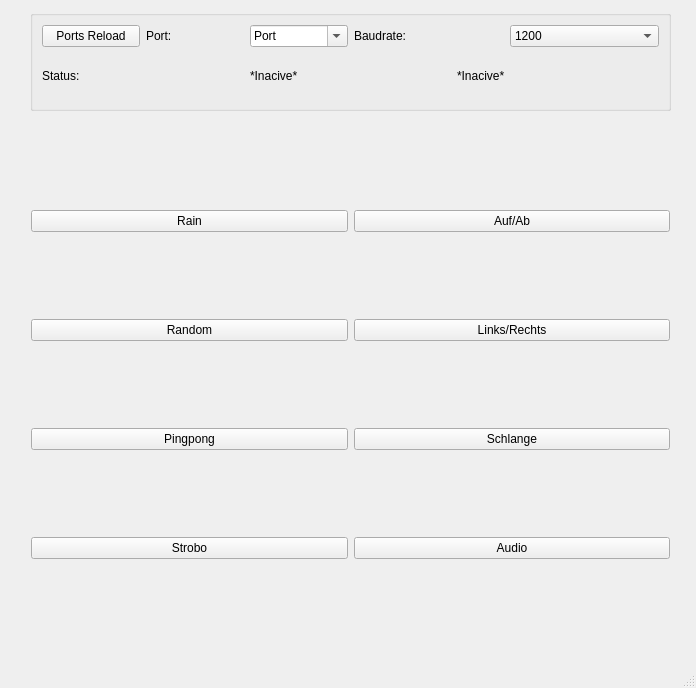
The window that LedCubeGUI/mainwindow.ui (3raymon/LedCube_4PMSwEng_HSR) describes before a commit, drawn with Qt 5.
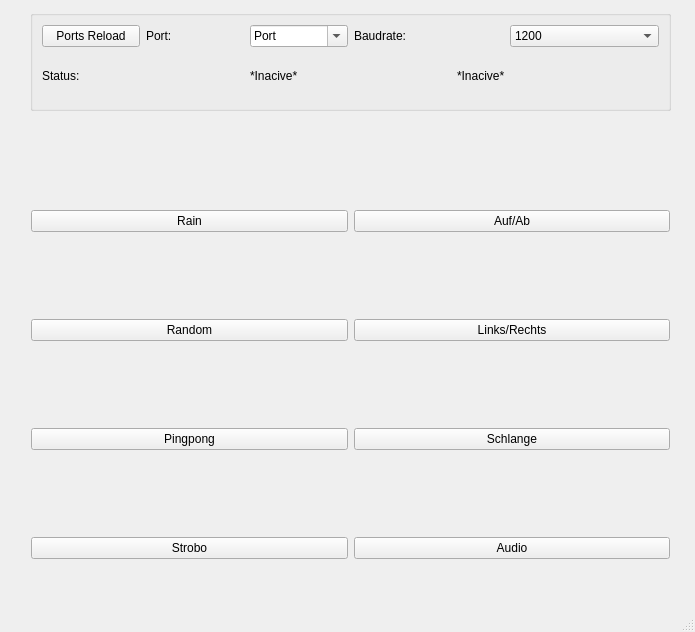
The same window after the commit.

```diff
--- a/LedCubeGUI/mainwindow.ui
+++ b/LedCubeGUI/mainwindow.ui
@@ -6,8 +6,8 @@
    <rect>
     <x>0</x>
     <y>0</y>
-    <width>696</width>
-    <height>688</height>
+    <width>695</width>
+    <height>632</height>
    </rect>
   </property>
   <property name="sizePolicy">
@@ -16,6 +16,24 @@
     <verstretch>0</verstretch>
    </sizepolicy>
   </property>
+  <property name="minimumSize">
+   <size>
+    <width>695</width>
+    <height>632</height>
+   </size>
+  </property>
+  <property name="maximumSize">
+   <size>
+    <width>695</width>
+    <height>632</height>
+   </size>
+  </property>
+  <property name="baseSize">
+   <size>
+    <width>694</width>
+    <height>632</height>
+   </size>
+  </property>
   <property name="windowTitle">
    <string>LedCube Control Center</string>
   </property>
@@ -35,6 +53,18 @@
       <height>521</height>
      </rect>
     </property>
+    <property name="sizePolicy">
+     <sizepolicy hsizetype="Expanding" vsizetype="Expanding">
+      <horstretch>0</horstretch>
+      <verstretch>0</verstretch>
+     </sizepolicy>
+    </property>
+    <property name="cursor">
+     <cursorShape>ForbiddenCursor</cursorShape>
+    </property>
+    <property name="layoutDirection">
+     <enum>Qt::LeftToRight</enum>
+    </property>
     <layout class="QGridLayout" name="gridLayout">
      <property name="leftMargin">
       <number>1</number>
```
Left out of the diff: 2 changed lines with no effect on the pictures.
